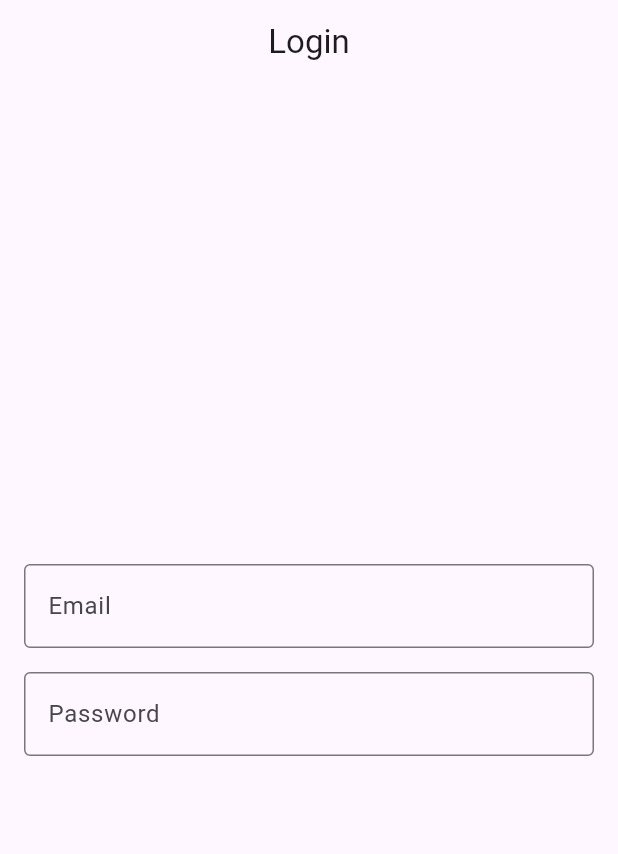
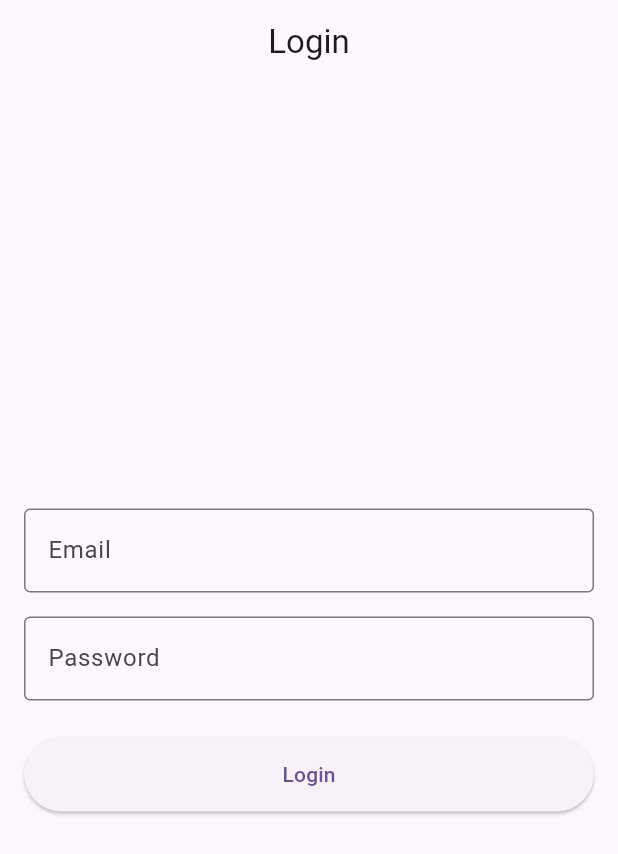
Before and after one commit to Julianarwansah/login_app_firebase, a Flutter app: the screen it shows after launch, on a phone screen of 412 x 824 dp. Shown: the top 854 px of the screen. Run offline on Flutter 3.47's test engine with Material 3 defaults, Android fonts, the light colour scheme and no system bars; our stand-ins replace firebase_auth, firebase_core; accounts and stored records are empty.

Commit message:
Menambahkan tombol login dengan full width

```diff
--- a/lib/pages/login_page.dart
+++ b/lib/pages/login_page.dart
@@ -84,6 +84,14 @@ class _MyLoginState extends State<MyLogin> {
               ),
               obscureText: true,
             ),
+            const SizedBox(height: 24),
+            ElevatedButton(
+              onPressed: _login,
+              style: ElevatedButton.styleFrom(
+                minimumSize: const Size(double.infinity, 50),
+              ),
+              child: const Text('Login'),
+            ),
           ],
         ),
       ),
```
